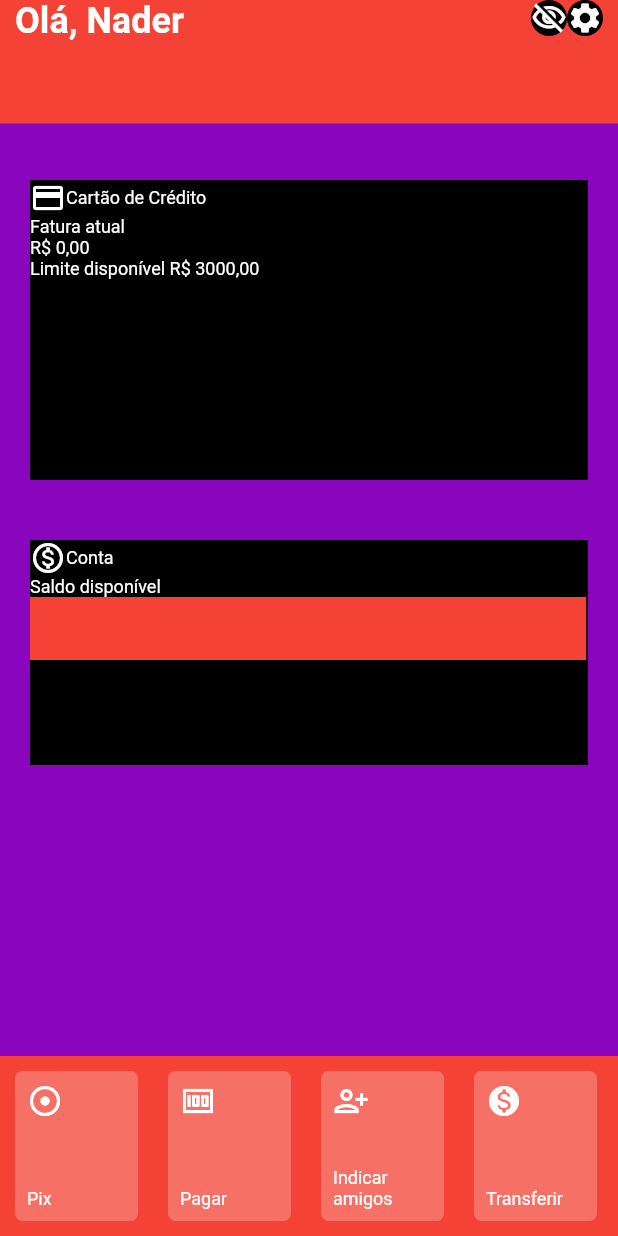
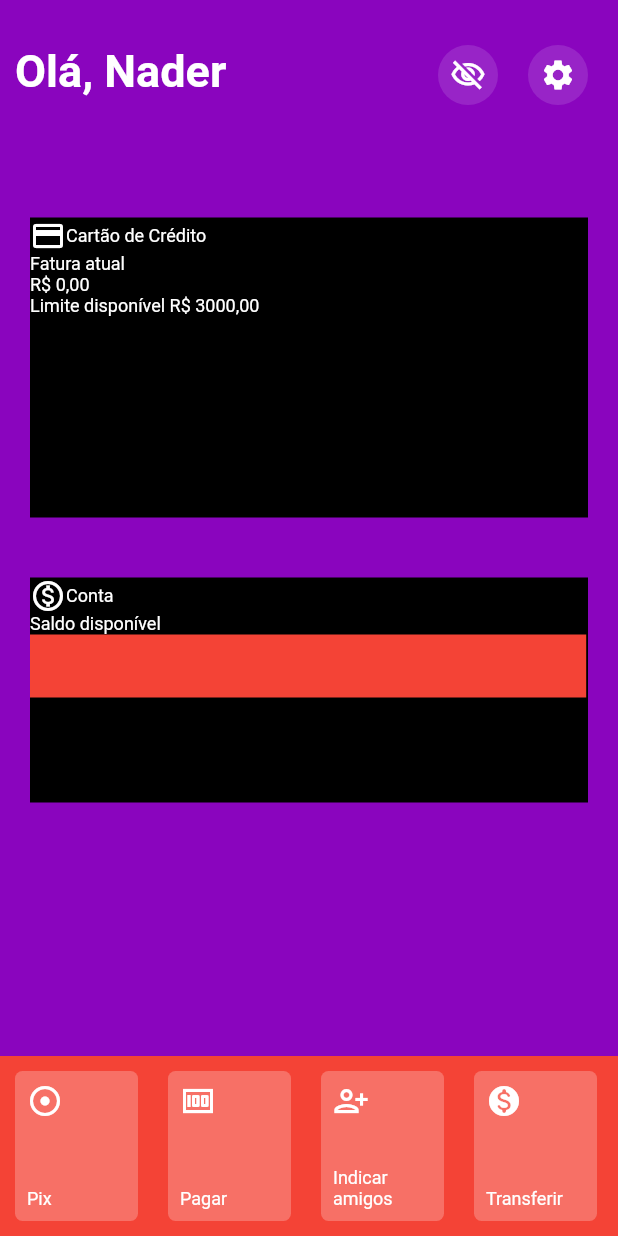
Before and after one commit to NaderFarhat/nubankclone, a Flutter app: the screen it shows after launch, on a phone screen of 412 x 824 dp. Run offline on Flutter 3.47's test engine with Material 2 defaults, Android fonts, the phone set to English and light mode, and no system bars.

Commit message:
top home fix

```diff
--- a/lib/pages/home/home_page.dart
+++ b/lib/pages/home/home_page.dart
@@ -35,7 +35,7 @@ class _HomePageState extends State<HomePage> {
               },
             ),
             Positioned(
-                top: 100,
+                top: 125,
                 height: 450,
                 // width: 300,
                 left: 0,
--- a/lib/pages/home/widgets/top_home.dart
+++ b/lib/pages/home/widgets/top_home.dart
@@ -14,9 +14,10 @@ class TopHome extends StatelessWidget {
           height: MediaQuery.of(context).padding.top,
         ),
         Container(
-          color: Colors.red,
-          height: MediaQuery.of(context).size.height * .1,
-          padding: EdgeInsets.symmetric(horizontal: 10.0),
+          color: Color(0xff8a05be),
+          height: MediaQuery.of(context).size.height * .13,
+          padding: EdgeInsets.symmetric(horizontal: 10.0, vertical: 10),
+          margin: EdgeInsets.only(top: 20.0),
           child: Row(
             mainAxisAlignment: MainAxisAlignment.spaceBetween,
             crossAxisAlignment: CrossAxisAlignment.center,
@@ -25,7 +26,7 @@ class TopHome extends StatelessWidget {
                 children: [
                   Text(
                     'Olá, Nader',
-                    style: TextStyle(fontSize: 24, fontWeight: FontWeight.bold),
+                    style: TextStyle(fontSize: 30, fontWeight: FontWeight.bold),
                   )
                 ],
               ),
@@ -38,8 +39,12 @@ class TopHome extends StatelessWidget {
                         child: Column(
                           children: [
                             Container(
+                              height: 40,
+                              width: 40,
+                              margin: const EdgeInsets.only(
+                                  left: 10.0, right: 10.0),
                               decoration: BoxDecoration(
-                                color: Colors.black,
+                                color: Color(0xff9824c7),
                                 borderRadius:
                                     BorderRadius.all(Radius.circular(20)),
                               ),
@@ -53,8 +58,12 @@ class TopHome extends StatelessWidget {
                       Column(
                         children: [
                           Container(
+                            height: 40,
+                            width: 40,
+                            margin:
+                                const EdgeInsets.only(left: 10.0, right: 10.0),
                             decoration: BoxDecoration(
-                              color: Colors.black,
+                              color: Color(0xff9824c7),
                               borderRadius:
                                   BorderRadius.all(Radius.circular(20)),
                             ),
```
